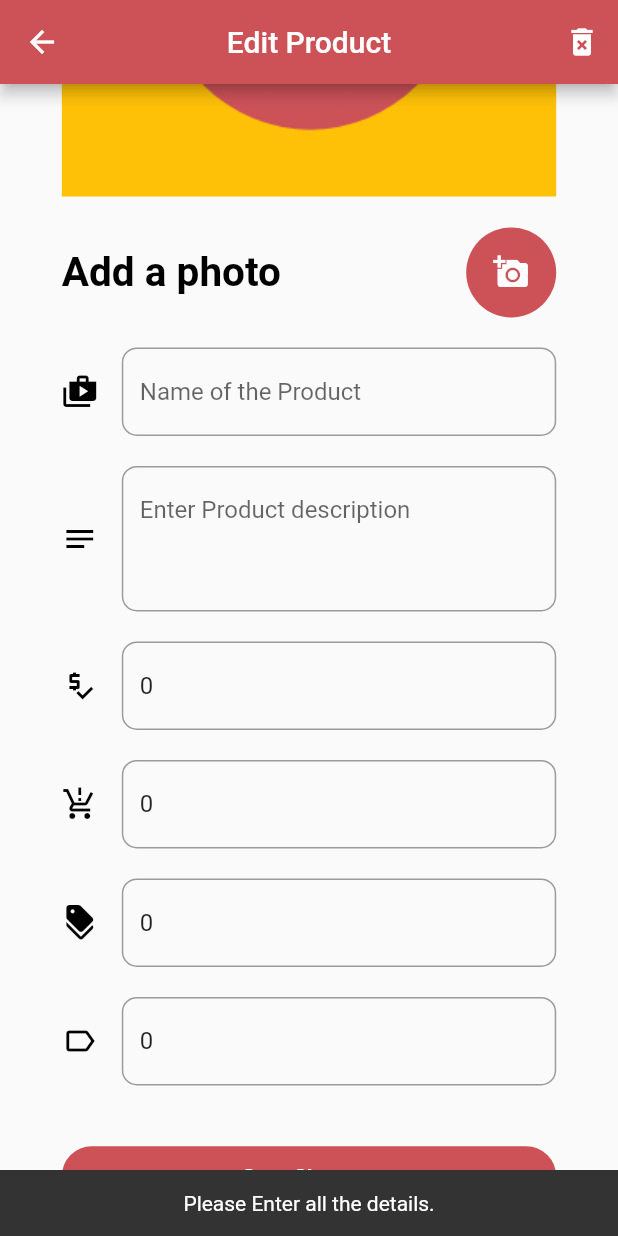
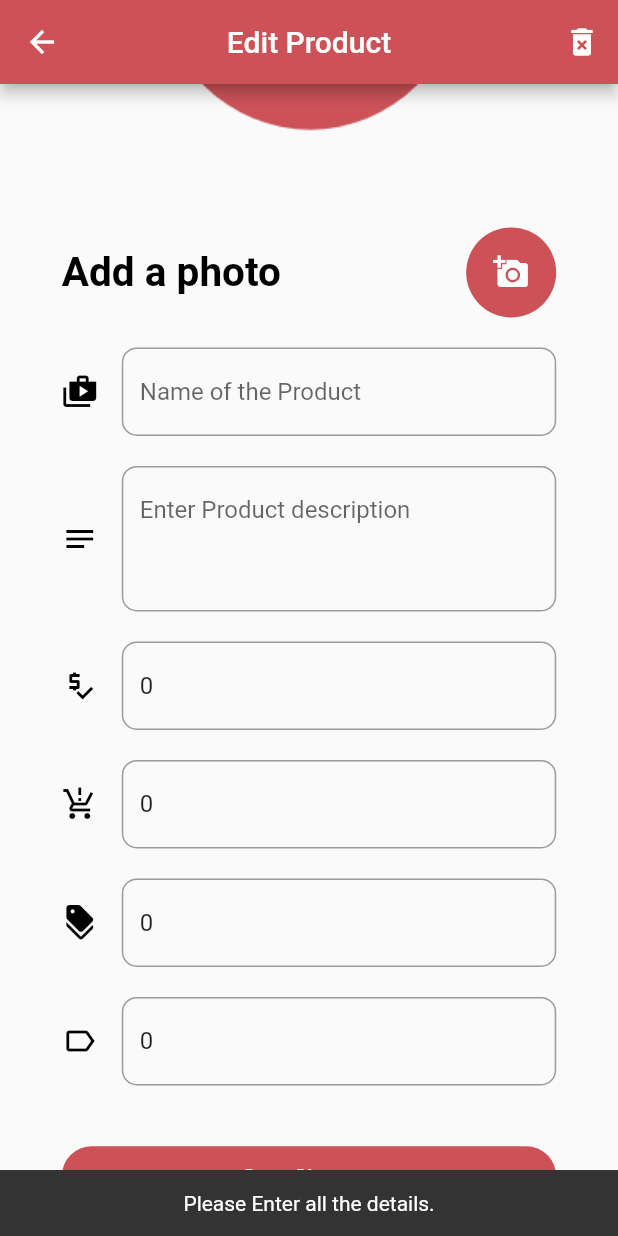
Before and after one commit to DarkNinja15/e-commerce, a Flutter app: the EditProduct screen opened directly with empty values, scrolled down 234 dp, after a tap on "Save Changes", on a phone screen of 412 x 824 dp. Run offline on Flutter 3.47's test engine with Material 2 defaults, Android fonts, the phone set to English and light mode, and no system bars; our stand-ins replace cloud_firestore, firebase_auth, firebase_core, firebase_storage, flutter_slidable, flutter_spinkit and 1 more; accounts and stored records are empty.

Commit message:
some ui changes and bug fixes

```diff
--- a/admin/admin_panel/lib/screens/edit_products_page.dart
+++ b/admin/admin_panel/lib/screens/edit_products_page.dart
@@ -130,7 +130,7 @@ class _EditProductState extends State<EditProduct> {
                 crossAxisAlignment: CrossAxisAlignment.center,
                 children: [
                   Container(
-                    color: Colors.amber,
+                    color: Colors.transparent,
                     height: size * 0.35,
                     margin: EdgeInsets.symmetric(
                         horizontal: MediaQuery.of(context).size.width * 0.1,
@@ -141,9 +141,12 @@ class _EditProductState extends State<EditProduct> {
                             fit: BoxFit.contain,
                           )
                         : photoUrl != ''
-                            ? Image(
+                            ? Hero(
+                                tag: 'hero',
+                                child: Image(
                                   image: NetworkImage(
                                     photoUrl!,
+                                  ),
                                 ),
                               )
                             : const Image(
@@ -394,6 +397,12 @@ class _EditProductState extends State<EditProduct> {
       image,
       widget.snap,
     );
+    if (res ==
+        'Only the seller to which the products belong can update the products.') {
+      setState(() {
+        isLoading = false;
+      });
+    } else {
       setState(() {
         namecontroller.text = "";
         desccontroller.text = "";
@@ -405,6 +414,8 @@ class _EditProductState extends State<EditProduct> {
         isLoading = false;
         photoUrl = '';
       });
+    }
+
     if (res != "Success") {
       Shared().snackbar(
         message: res,
--- a/admin/admin_panel/lib/screens/home_page.dart
+++ b/admin/admin_panel/lib/screens/home_page.dart
@@ -91,7 +91,7 @@ class _HomePageState extends State<HomePage> {
                 crossAxisAlignment: CrossAxisAlignment.center,
                 children: [
                   Container(
-                    color: Colors.amber,
+                    color: Colors.transparent,
                     height: size * 0.35,
                     margin: EdgeInsets.symmetric(
                         horizontal: MediaQuery.of(context).size.width * 0.1,
--- a/admin/admin_panel/lib/widgets/drawer.dart
+++ b/admin/admin_panel/lib/widgets/drawer.dart
@@ -2,6 +2,7 @@ import 'package:admin_panel/auth&database/database.dart';
 import 'package:admin_panel/screens/add_seller_screen.dart';
 import 'package:admin_panel/screens/home_page.dart';
 import 'package:admin_panel/screens/login_page.dart';
+import 'package:admin_panel/screens/view_order_screen.dart';
 import 'package:admin_panel/screens/view_products_screen.dart';
 import 'package:admin_panel/shared/shared_properties.dart';
 import 'package:flutter/material.dart';
@@ -64,7 +65,7 @@ class Drawerc extends StatelessWidget {
               onTap: () {
                 Navigator.of(context).pushReplacement(
                   MaterialPageRoute(
-                    builder: (context) => const AddSeller(),
+                    builder: (context) => const ViewOrder(),
                   ),
                 );
               },
```
Also changed, not shown: admin/admin_panel/lib/screens/view_order_screen.dart (added, +14 -0 lines), admin/admin_panel/lib/widgets/product_tile.dart (+12 -3 lines). Lines whose indentation alone changed are shown as unchanged.
